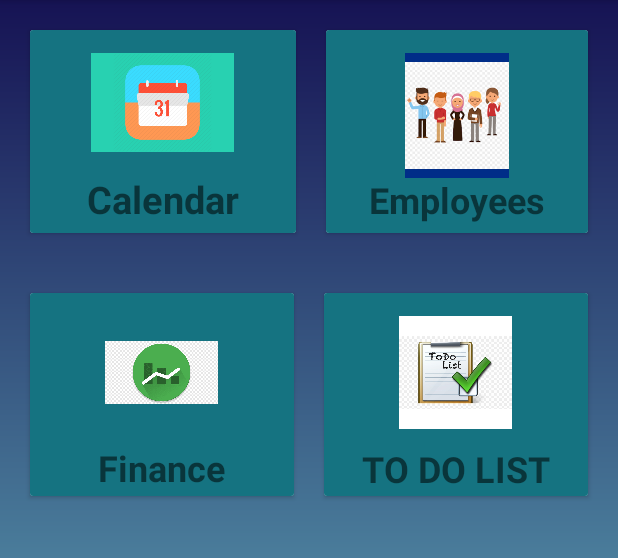
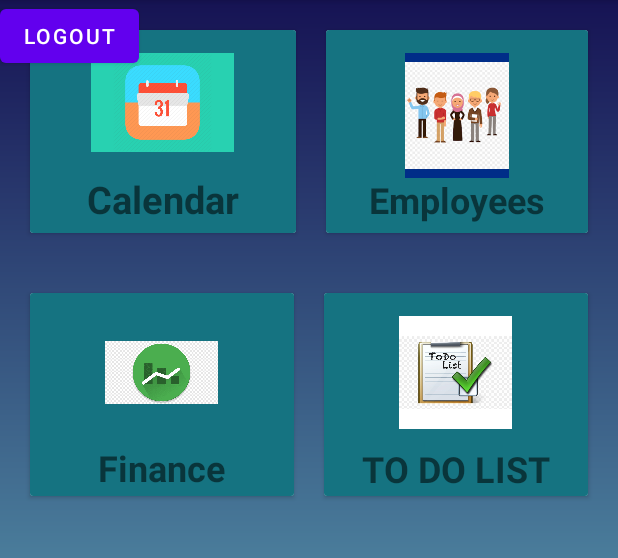
Before and after one commit to themissymeonidis/Lantzos_Lab, an Android app: the adminlayout screen opened directly, with no data from a screen before it, on a phone screen of 412 x 824 dp, the part 84-642 px from its top. Run offline under Robolectric (Android 15) with nearby library versions, the phone set to English and light mode, and no system bars; our stand-ins replace Firebase (no records; nobody signed in at launch, a user with empty details on screens opened directly).

Commit message:
fixed ki alla errors

```diff
--- a/app/src/main/java/com/example/myapplication/MainActivity.java
+++ b/app/src/main/java/com/example/myapplication/MainActivity.java
@@ -29,7 +29,8 @@ public class MainActivity extends AppCompatActivity {
 
             userlogin.setOnClickListener(new View.OnClickListener() {
                 public void onClick(View v) {
-                    setContentView(R.layout.activity_user_login);
+
+                    startActivity(new Intent(getApplicationContext(),UserLogin.class));
                 }
             });
 
--- a/app/src/main/java/com/example/myapplication/UserLogin.java
+++ b/app/src/main/java/com/example/myapplication/UserLogin.java
@@ -33,7 +33,7 @@ public class UserLogin extends AppCompatActivity {
         mPassword = findViewById(R.id.Password1);
 
         fAuth = FirebaseAuth.getInstance();
-        mLoginBtn = findViewById(R.id.user_login_btn);
+        mLoginBtn = findViewById(R.id.button20);
 
         mLoginBtn.setOnClickListener(new View.OnClickListener() {
             @Override
@@ -64,7 +64,7 @@ public class UserLogin extends AppCompatActivity {
 
                         if(task.isSuccessful()) {
                             Toast.makeText(UserLogin.this, "Logged in Successfully", Toast.LENGTH_SHORT).show();
-                            startActivity(new Intent(getApplicationContext(), MainActivity.class));
+                            startActivity(new Intent(getApplicationContext(), userlayout.class));
 
                         }else{
                             Toast.makeText(UserLogin.this, "Error ! " + task.getException().getMessage(), Toast.LENGTH_SHORT).show();
--- a/app/src/main/java/com/example/myapplication/adminlayout.java
+++ b/app/src/main/java/com/example/myapplication/adminlayout.java
@@ -18,6 +18,7 @@ import androidx.appcompat.app.AppCompatActivity;
 
 public class adminlayout extends AppCompatActivity {
 
+
     EditText mEmail,mPassword,mReEnterPassword;
     Button mSignUpBtn;
     FirebaseAuth fAuth;
@@ -28,6 +29,19 @@ public class adminlayout extends AppCompatActivity {
         super.onCreate(savedInstanceState);
         setContentView(R.layout.adminlayout);
 
+        Button logout = (Button) findViewById(R.id.Alogout_btn);
+        fAuth = FirebaseAuth.getInstance();
+
+        logout.setOnClickListener(new View.OnClickListener() {
+            public void onClick(View v) {
+
+                FirebaseAuth.getInstance().signOut();
+                    startActivity(new Intent(getApplicationContext(),MainActivity.class)); //Go back to home page
+                    finish();
+
+            }
+        });
+
 
     }
 }
--- a/app/src/main/res/layout/activity_user_login.xml
+++ b/app/src/main/res/layout/activity_user_login.xml
@@ -23,7 +23,7 @@
         app:layout_constraintVertical_bias="0.526" />
 
     <Button
-        android:id="@+id/button11"
+        android:id="@+id/button20"
         android:layout_width="wrap_content"
         android:layout_height="wrap_content"
         android:text="Log IN"
@@ -42,7 +42,7 @@
         android:layout_height="23dp"
         android:text="Keep me signed in"
         android:textStyle="bold"
-        app:layout_constraintBottom_toTopOf="@+id/button11"
+        app:layout_constraintBottom_toTopOf="@+id/button20"
         app:layout_constraintEnd_toEndOf="parent"
         app:layout_constraintStart_toStartOf="parent"
         app:layout_constraintTop_toTopOf="parent"
--- a/app/src/main/res/layout/adminlayout.xml
+++ b/app/src/main/res/layout/adminlayout.xml
@@ -6,12 +6,14 @@
     android:layout_height="match_parent"
     android:background="@drawable/gradient"
     tools:context=".MainActivity">
+
     <ScrollView
         android:layout_width="416dp"
         android:layout_height="730dp"
         tools:context=".MainActivity"
         tools:layout_editor_absoluteX="-3dp"
-        tools:layout_editor_absoluteY="2dp">
+        tools:layout_editor_absoluteY="2dp"
+        tools:ignore="MissingConstraints">
 
         <TextView
             android:id="@+id/textView"
@@ -23,6 +25,14 @@
             android:textSize="37sp"
             />
     </ScrollView>
+
+    <Button
+        android:id="@+id/Alogout_btn"
+        android:layout_width="wrap_content"
+        android:layout_height="wrap_content"
+        android:text="logout"
+        tools:layout_editor_absoluteY="6dp"
+        tools:ignore="MissingConstraints" />
 
     <androidx.constraintlayout.widget.ConstraintLayout
         android:layout_width="match_parent"
@@ -196,8 +206,6 @@
         app:layout_constraintEnd_toEndOf="parent"
         app:layout_constraintHorizontal_bias="0.0"
         app:layout_constraintStart_toStartOf="parent"
-        app:layout_constraintTop_toBottomOf="@+id/linearLayout2">
-
-    </LinearLayout>
+        app:layout_constraintTop_toBottomOf="@+id/linearLayout2"/>
 
 </androidx.constraintlayout.widget.ConstraintLayout>
```
